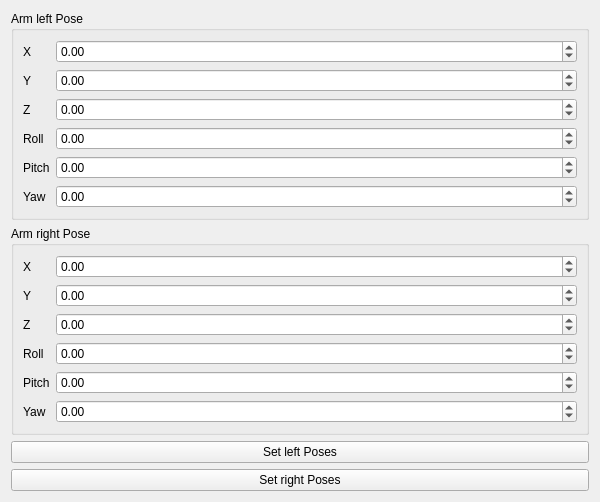
This is src/brx_ik_solver/ui/ik_gui.ui in Bubble252/humanic_robot_reverse as Qt 5 draws it before an edit. The edited form follows.
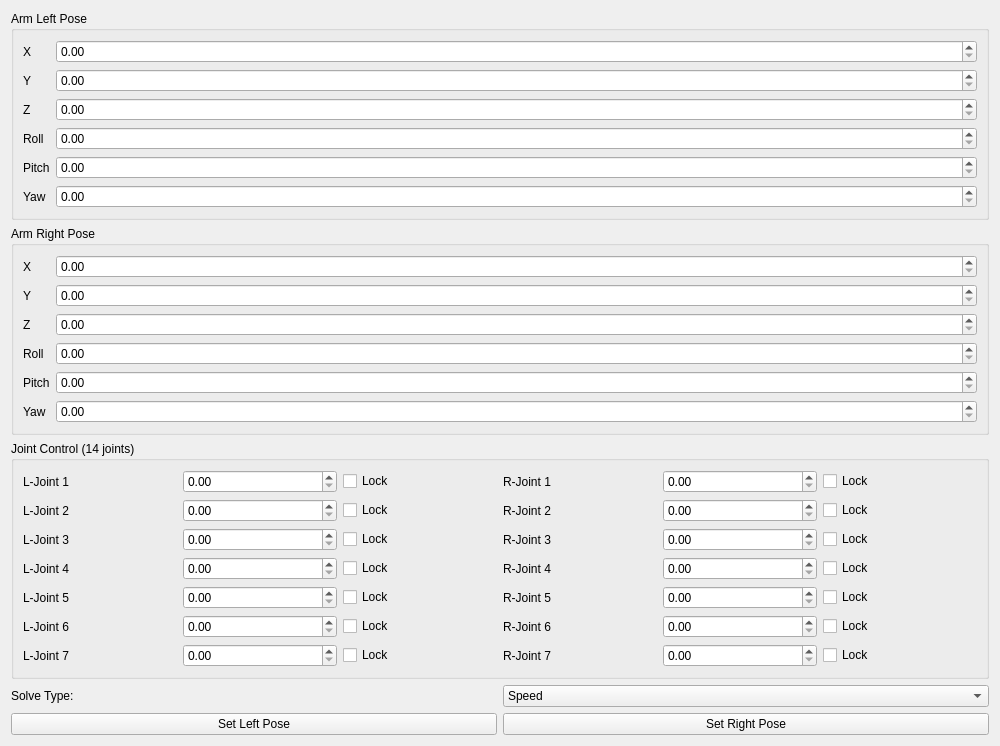
This is the edited form.

Diff of the .ui file:
```diff
--- a/src/brx_ik_solver/ui/ik_gui.ui
+++ b/src/brx_ik_solver/ui/ik_gui.ui
@@ -3,64 +3,28 @@
  <class>IKGui</class>
  <widget class="QWidget" name="IKGui">
   <property name="geometry">
-   <rect><x>0</x><y>0</y><width>600</width><height>500</height></rect>
+   <rect><x>0</x><y>0</y><width>1000</width><height>700</height></rect>
   </property>
   <layout class="QVBoxLayout" name="verticalLayout">
 
    <!-- Arm 1 -->
    <item>
     <widget class="QGroupBox" name="arm1GroupBox">
-     <property name="title"><string>Arm left Pose</string></property>
+     <property name="title"><string>Arm Left Pose</string></property>
      <layout class="QFormLayout" name="formLayout1">
 
       <item row="0" column="0"><widget class="QLabel"><property name="text"><string>X</string></property></widget></item>
-      <item row="0" column="1">
-       <widget class="QDoubleSpinBox" name="xSpinBox1">
-        <property name="minimum"><double>-100.0</double></property>
-        <property name="maximum"><double>100.0</double></property>
-       </widget>
-      </item>
-
+      <item row="0" column="1"><widget class="QDoubleSpinBox" name="xSpinBox1"/></item>
       <item row="1" column="0"><widget class="QLabel"><property name="text"><string>Y</string></property></widget></item>
-      <item row="1" column="1">
-       <widget class="QDoubleSpinBox" name="ySpinBox1">
-        <property name="minimum"><double>-100.0</double></property>
-        <property name="maximum"><double>100.0</double></property>
-       </widget>
-      </item>
-
+      <item row="1" column="1"><widget class="QDoubleSpinBox" name="ySpinBox1"/></item>
       <item row="2" column="0"><widget class="QLabel"><property name="text"><string>Z</string></property></widget></item>
-      <item row="2" column="1">
-       <widget class="QDoubleSpinBox" name="zSpinBox1">
-        <property name="minimum"><double>-100.0</double></property>
-        <property name="maximum"><double>100.0</double></property>
-       </widget>
-      </item>
-
+      <item row="2" column="1"><widget class="QDoubleSpinBox" name="zSpinBox1"/></item>
       <item row="3" column="0"><widget class="QLabel"><property name="text"><string>Roll</string></property></widget></item>
-      <item row="3" column="1">
-       <widget class="QDoubleSpinBox" name="rollSpinBox1">
-        <property name="minimum"><double>-100.0</double></property>
-        <property name="maximum"><double>100.0</double></property>
-       </widget>
-      </item>
-
+      <item row="3" column="1"><widget class="QDoubleSpinBox" name="rollSpinBox1"/></item>
       <item row="4" column="0"><widget class="QLabel"><property name="text"><string>Pitch</string></property></widget></item>
-      <item row="4" column="1">
-       <widget class="QDoubleSpinBox" name="pitchSpinBox1">
-        <property name="minimum"><double>-100.0</double></property>
-        <property name="maximum"><double>100.0</double></property>
-       </widget>
-      </item>
-
+      <item row="4" column="1"><widget class="QDoubleSpinBox" name="pitchSpinBox1"/></item>
       <item row="5" column="0"><widget class="QLabel"><property name="text"><string>Yaw</string></property></widget></item>
-      <item row="5" column="1">
-       <widget class="QDoubleSpinBox" name="yawSpinBox1">
-        <property name="minimum"><double>-100.0</double></property>
-        <property name="maximum"><double>100.0</double></property>
-       </widget>
-      </item>
-
+      <item row="5" column="1"><widget class="QDoubleSpinBox" name="yawSpinBox1"/></item>
      </layout>
     </widget>
    </item>
@@ -68,72 +32,101 @@
    <!-- Arm 2 -->
    <item>
     <widget class="QGroupBox" name="arm2GroupBox">
-     <property name="title"><string>Arm right Pose</string></property>
+     <property name="title"><string>Arm Right Pose</string></property>
      <layout class="QFormLayout" name="formLayout2">
 
       <item row="0" column="0"><widget class="QLabel"><property name="text"><string>X</string></property></widget></item>
-      <item row="0" column="1">
-       <widget class="QDoubleSpinBox" name="xSpinBox2">
-        <property name="minimum"><double>-100.0</double></property>
-        <property name="maximum"><double>100.0</double></property>
-       </widget>
-      </item>
-
+      <item row="0" column="1"><widget class="QDoubleSpinBox" name="xSpinBox2"/></item>
       <item row="1" column="0"><widget class="QLabel"><property name="text"><string>Y</string></property></widget></item>
-      <item row="1" column="1">
-       <widget class="QDoubleSpinBox" name="ySpinBox2">
-        <property name="minimum"><double>-100.0</double></property>
-        <property name="maximum"><double>100.0</double></property>
-       </widget>
-      </item>
-
+      <item row="1" column="1"><widget class="QDoubleSpinBox" name="ySpinBox2"/></item>
       <item row="2" column="0"><widget class="QLabel"><property name="text"><string>Z</string></property></widget></item>
-      <item row="2" column="1">
-       <widget class="QDoubleSpinBox" name="zSpinBox2">
-        <property name="minimum"><double>-100.0</double></property>
-        <property name="maximum"><double>100.0</double></property>
-       </widget>
-      </item>
-
+      <item row="2" column="1"><widget class="QDoubleSpinBox" name="zSpinBox2"/></item>
       <item row="3" column="0"><widget class="QLabel"><property name="text"><string>Roll</string></property></widget></item>
-      <item row="3" column="1">
-       <widget class="QDoubleSpinBox" name="rollSpinBox2">
-        <property name="minimum"><double>-100.0</double></property>
-        <property name="maximum"><double>100.0</double></property>
-       </widget>
-      </item>
-
+      <item row="3" column="1"><widget class="QDoubleSpinBox" name="rollSpinBox2"/></item>
       <item row="4" column="0"><widget class="QLabel"><property name="text"><string>Pitch</string></property></widget></item>
-      <item row="4" column="1">
-       <widget class="QDoubleSpinBox" name="pitchSpinBox2">
-        <property name="minimum"><double>-100.0</double></property>
-        <property name="maximum"><double>100.0</double></property>
-       </widget>
-      </item>
-
+      <item row="4" column="1"><widget class="QDoubleSpinBox" name="pitchSpinBox2"/></item>
       <item row="5" column="0"><widget class="QLabel"><property name="text"><string>Yaw</string></property></widget></item>
-      <item row="5" column="1">
-       <widget class="QDoubleSpinBox" name="yawSpinBox2">
-        <property name="minimum"><double>-100.0</double></property>
-        <property name="maximum"><double>100.0</double></property>
-       </widget>
-      </item>
-
+      <item row="5" column="1"><widget class="QDoubleSpinBox" name="yawSpinBox2"/></item>
      </layout>
     </widget>
    </item>
 
    <!-- Send Button -->
    <item>
-    <widget class="QPushButton" name="sendButton_left">
-     <property name="text"><string>Set left Poses</string></property>
+    <widget class="QGroupBox" name="jointControlBox">
+     <property name="title"><string>Joint Control (14 joints)</string></property>
+     <layout class="QGridLayout" name="jointGridLayout">
+      <!-- 14 joints in two columns: Left (1-7), Right (8-14) -->
+      <!-- Each block: QLabel, QDoubleSpinBox, QCheckBox -->
+      <!-- Compact 2-column layout -->
+      <!-- Left Arm -->
+      <item row="0" column="0"><widget class="QLabel"><property name="text"><string>L-Joint 1</string></property></widget></item>
+      <item row="0" column="1"><widget class="QDoubleSpinBox" name="jointSpinBox_1"/></item>
+      <item row="0" column="2"><widget class="QCheckBox" name="jointLock_1"><property name="text"><string>Lock</string></property></widget></item>
+      <item row="1" column="0"><widget class="QLabel"><property name="text"><string>L-Joint 2</string></property></widget></item>
+      <item row="1" column="1"><widget class="QDoubleSpinBox" name="jointSpinBox_2"/></item>
+      <item row="1" column="2"><widget class="QCheckBox" name="jointLock_2"><property name="text"><string>Lock</string></property></widget></item>
+      <item row="2" column="0"><widget class="QLabel"><property name="text"><string>L-Joint 3</string></property></widget></item>
+      <item row="2" column="1"><widget class="QDoubleSpinBox" name="jointSpinBox_3"/></item>
+      <item row="2" column="2"><widget class="QCheckBox" name="jointLock_3"><property name="text"><string>Lock</string></property></widget></item>
+      <item row="3" column="0"><widget class="QLabel"><property name="text"><string>L-Joint 4</string></property></widget></item>
+      <item row="3" column="1"><widget class="QDoubleSpinBox" name="jointSpinBox_4"/></item>
+      <item row="3" column="2"><widget class="QCheckBox" name="jointLock_4"><property name="text"><string>Lock</string></property></widget></item>
+      <item row="4" column="0"><widget class="QLabel"><property name="text"><string>L-Joint 5</string></property></widget></item>
+      <item row="4" column="1"><widget class="QDoubleSpinBox" name="jointSpinBox_5"/></item>
+      <item row="4" column="2"><widget class="QCheckBox" name="jointLock_5"><property name="text"><string>Lock</string></property></widget></item>
+      <item row="5" column="0"><widget class="QLabel"><property name="text"><string>L-Joint 6</string></property></widget></item>
+      <item row="5" column="1"><widget class="QDoubleSpinBox" name="jointSpinBox_6"/></item>
+      <item row="5" column="2"><widget class="QCheckBox" name="jointLock_6"><property name="text"><string>Lock</string></property></widget></item>
+      <item row="6" column="0"><widget class="QLabel"><property name="text"><string>L-Joint 7</string></property></widget></item>
+      <item row="6" column="1"><widget class="QDoubleSpinBox" name="jointSpinBox_7"/></item>
+      <item row="6" column="2"><widget class="QCheckBox" name="jointLock_7"><property name="text"><string>Lock</string></property></widget></item>
+      <!-- Right Arm -->
+      <item row="0" column="3"><widget class="QLabel"><property name="text"><string>R-Joint 1</string></property></widget></item>
+      <item row="0" column="4"><widget class="QDoubleSpinBox" name="jointSpinBox_8"/></item>
+      <item row="0" column="5"><widget class="QCheckBox" name="jointLock_8"><property name="text"><string>Lock</string></property></widget></item>
+      <item row="1" column="3"><widget class="QLabel"><property name="text"><string>R-Joint 2</string></property></widget></item>
+      <item row="1" column="4"><widget class="QDoubleSpinBox" name="jointSpinBox_9"/></item>
+      <item row="1" column="5"><widget class="QCheckBox" name="jointLock_9"><property name="text"><string>Lock</string></property></widget></item>
+      <item row="2" column="3"><widget class="QLabel"><property name="text"><string>R-Joint 3</string></property></widget></item>
+      <item row="2" column="4"><widget class="QDoubleSpinBox" name="jointSpinBox_10"/></item>
+      <item row="2" column="5"><widget class="QCheckBox" name="jointLock_10"><property name="text"><string>Lock</string></property></widget></item>
+      <item row="3" column="3"><widget class="QLabel"><property name="text"><string>R-Joint 4</string></property></widget></item>
+      <item row="3" column="4"><widget class="QDoubleSpinBox" name="jointSpinBox_11"/></item>
+      <item row="3" column="5"><widget class="QCheckBox" name="jointLock_11"><property name="text"><string>Lock</string></property></widget></item>
+      <item row="4" column="3"><widget class="QLabel"><property name="text"><string>R-Joint 5</string></property></widget></item>
+      <item row="4" column="4"><widget class="QDoubleSpinBox" name="jointSpinBox_12"/></item>
+      <item row="4" column="5"><widget class="QCheckBox" name="jointLock_12"><property name="text"><string>Lock</string></property></widget></item>
+      <item row="5" column="3"><widget class="QLabel"><property name="text"><string>R-Joint 6</string></property></widget></item>
+      <item row="5" column="4"><widget class="QDoubleSpinBox" name="jointSpinBox_13"/></item>
+      <item row="5" column="5"><widget class="QCheckBox" name="jointLock_13"><property name="text"><string>Lock</string></property></widget></item>
+      <item row="6" column="3"><widget class="QLabel"><property name="text"><string>R-Joint 7</string></property></widget></item>
+      <item row="6" column="4"><widget class="QDoubleSpinBox" name="jointSpinBox_14"/></item>
+      <item row="6" column="5"><widget class="QCheckBox" name="jointLock_14"><property name="text"><string>Lock</string></property></widget></item>
+     </layout>
     </widget>
    </item>
-   
+
+   <!-- Solve Type Selection -->
    <item>
-    <widget class="QPushButton" name="sendButton_right">
-     <property name="text"><string>Set right Poses</string></property>
-    </widget>
+    <layout class="QHBoxLayout">
+     <item><widget class="QLabel"><property name="text"><string>Solve Type:</string></property></widget></item>
+     <item>
+      <widget class="QComboBox" name="solveTypeCombo">
+       <item><property name="text"><string>Speed</string></property></item>
+       <item><property name="text"><string>Distance</string></property></item>
+       <item><property name="text"><string>Manipulation1</string></property></item>
+      </widget>
+     </item>
+    </layout>
+   </item>
+
+   <!-- Send Buttons -->
+   <item>
+    <layout class="QHBoxLayout">
+     <item><widget class="QPushButton" name="sendButton_left"><property name="text"><string>Set Left Pose</string></property></widget></item>
+     <item><widget class="QPushButton" name="sendButton_right"><property name="text"><string>Set Right Pose</string></property></widget></item>
+    </layout>
    </item>
 
   </layout>
```
Left out of the diff: 9 changed lines with no effect on the pictures.
